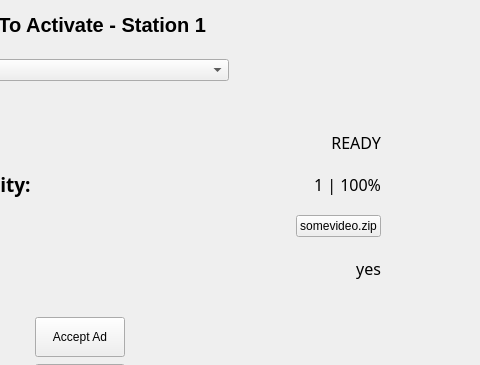
First picture: the form in Proj/code/RC/remote-client/adminwindow.ui, repository ElectroQuanta/MDO, before the edit; both pictures show x 320 to 800 and y 0 to 365 of the 800 by 471 pixel window.
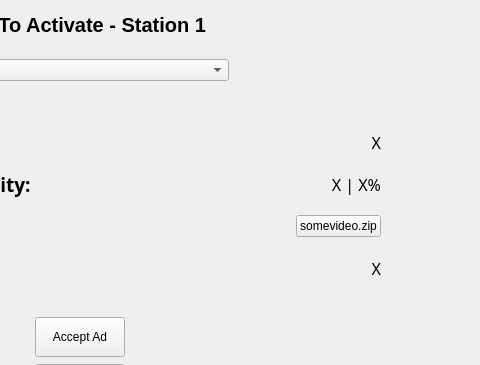
Second picture: the form after the edit. The open tabs and pages were chosen to show the change.

The edit to the form file:
```diff
--- a/Proj/code/RC/remote-client/adminwindow.ui
+++ b/Proj/code/RC/remote-client/adminwindow.ui
@@ -1524,7 +1524,7 @@
          </font>
         </property>
         <property name="text">
-         <string>READY</string>
+         <string>X</string>
         </property>
         <property name="alignment">
          <set>Qt::AlignRight|Qt::AlignTrailing|Qt::AlignVCenter</set>
@@ -1548,7 +1548,7 @@
          </font>
         </property>
         <property name="text">
-         <string>yes</string>
+         <string>X</string>
         </property>
         <property name="alignment">
          <set>Qt::AlignRight|Qt::AlignTrailing|Qt::AlignVCenter</set>
@@ -1593,7 +1593,7 @@
          </font>
         </property>
         <property name="text">
-         <string>1 | 100%</string>
+         <string>X | X%</string>
         </property>
         <property name="alignment">
          <set>Qt::AlignRight|Qt::AlignTrailing|Qt::AlignVCenter</set>
```
Left out of the diff: 2 changed lines with no effect on the pictures.
